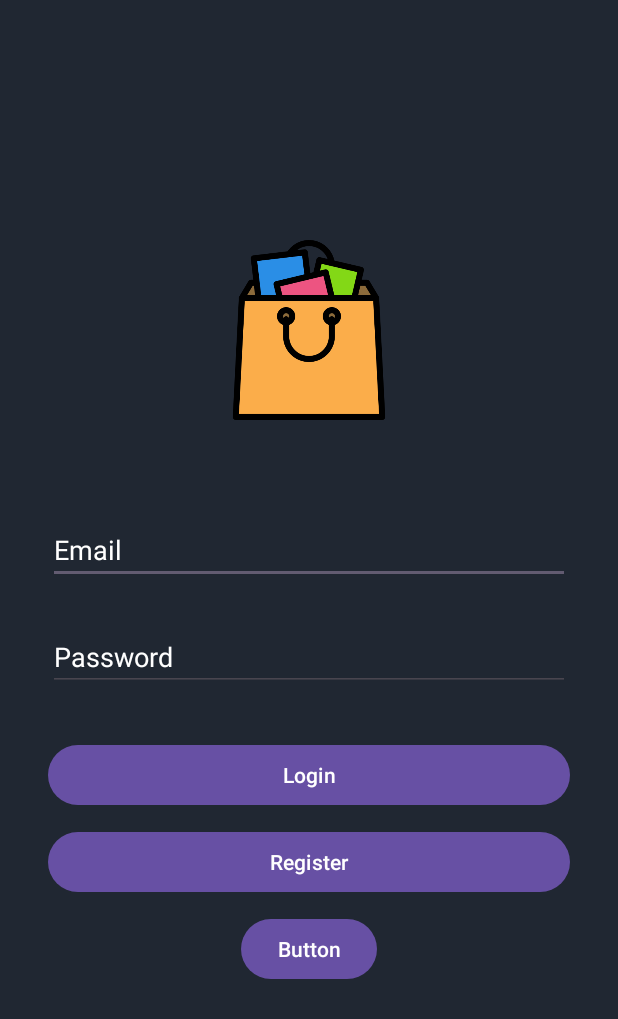
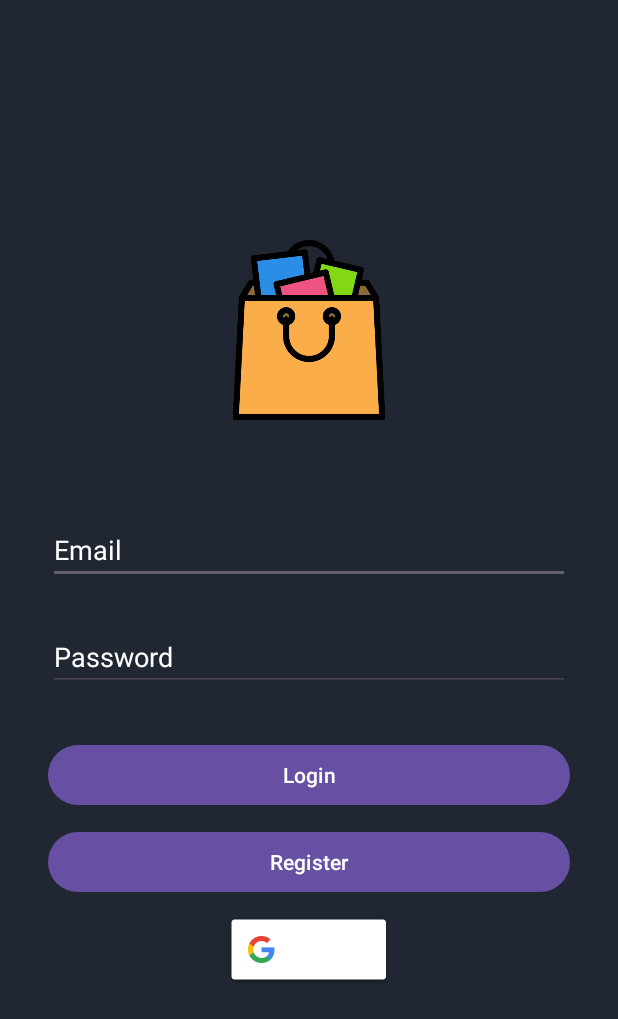
Before and after one commit to DubanChelo/Aplicacion_Tienda, an Android app: the screen it shows after launch (login), on a phone screen of 412 x 824 dp. Shown: the top 1019 px of the screen. Run offline under Robolectric (Android 15) with nearby library versions, the phone set to English and light mode, and no system bars.

Commit message:
ultimo commit de holman

```diff
--- a/app/src/main/res/layout/login.xml
+++ b/app/src/main/res/layout/login.xml
@@ -81,24 +81,26 @@
         app:layout_constraintStart_toStartOf="parent"
         app:layout_constraintTop_toBottomOf="@+id/login" />
 
-    <Button
+    <TextView
+        android:id="@+id/textView"
+        android:layout_width="wrap_content"
+        android:layout_height="wrap_content"
+        tools:layout_editor_absoluteX="177dp"
+        tools:layout_editor_absoluteY="668dp" />
+
+    <ImageButton
         android:id="@+id/buttonGoogle"
         android:layout_width="wrap_content"
         android:layout_height="wrap_content"
         android:layout_marginStart="32dp"
         android:layout_marginTop="10dp"
         android:layout_marginEnd="32dp"
+        android:background="@null"
         android:onClick="buttonGoogleSignIn"
-        android:text="Button"
+        android:radius="16dp"
         app:layout_constraintEnd_toEndOf="parent"
         app:layout_constraintStart_toStartOf="parent"
-        app:layout_constraintTop_toBottomOf="@+id/register" />
-
-    <TextView
-        android:id="@+id/textView"
-        android:layout_width="wrap_content"
-        android:layout_height="wrap_content"
-        tools:layout_editor_absoluteX="177dp"
-        tools:layout_editor_absoluteY="668dp" />
+        app:layout_constraintTop_toBottomOf="@+id/register"
+        app:srcCompat="@drawable/common_google_signin_btn_text_light_normal" />
     <!-- Botón para redirigir el flujo a la pestaña de alRegister-->
 </androidx.constraintlayout.widget.ConstraintLayout>
```
Also changed, not shown: app/src/main/res/mipmap-hdpi/google.png (added).
